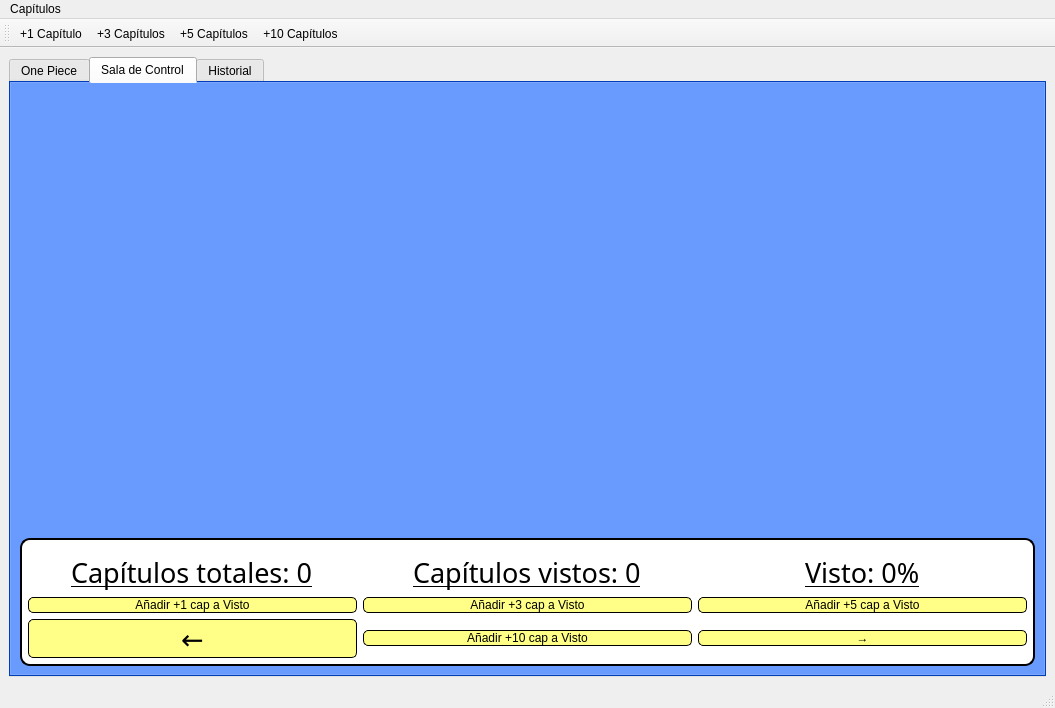
First picture: the form in Qt/prueba1.ui, repository Casta626/OnePiecePyApp, before the edit.
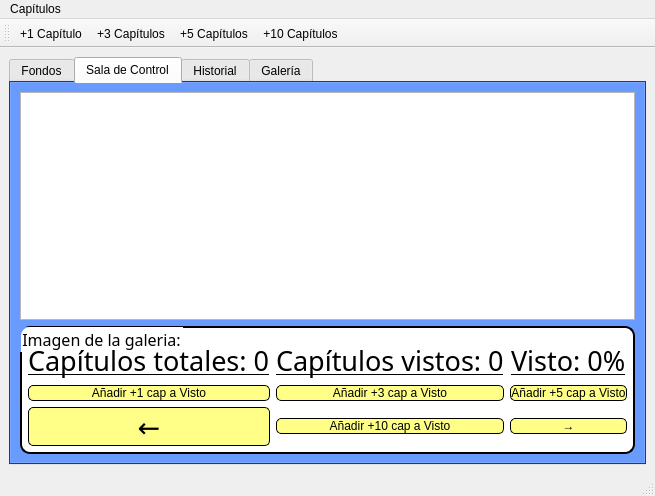
Second picture: the form after the edit. The open tabs and pages were chosen to show the change. Icons and pictures are not drawn.

Patch:
```diff
--- a/Qt/prueba1.ui
+++ b/Qt/prueba1.ui
@@ -6,8 +6,8 @@
    <rect>
     <x>0</x>
     <y>0</y>
-    <width>1055</width>
-    <height>708</height>
+    <width>630</width>
+    <height>481</height>
    </rect>
   </property>
   <property name="cursor">
@@ -56,7 +56,7 @@
       <property name="currentIndex">
        <number>2</number>
       </property>
-      <widget class="QWidget" name="main_tab">
+      <widget class="QWidget" name="Fondos">
        <property name="styleSheet">
         <string notr="true">QWidget#main_tab{
     background-image: url(:/luffy/gear5.jpg);
@@ -69,7 +69,7 @@
          <normaloff>:/logo/logoOnePiece2.png</normaloff>:/logo/logoOnePiece2.png</iconset>
        </attribute>
        <attribute name="title">
-        <string>One Piece</string>
+        <string>Fondos</string>
        </attribute>
        <layout class="QHBoxLayout" name="horizontalLayout_8"/>
       </widget>
@@ -94,76 +94,14 @@
        </attribute>
        <layout class="QVBoxLayout" name="verticalLayout">
         <item>
-         <widget class="QLabel" name="apanio">
-          <property name="text">
-           <string/>
-          </property>
-         </widget>
-        </item>
-        <item>
-         <widget class="QLabel" name="apanio_2">
-          <property name="maximumSize">
-           <size>
-            <width>400</width>
-            <height>16777215</height>
-           </size>
-          </property>
-          <property name="styleSheet">
-           <string notr="true"/>
-          </property>
-          <property name="text">
-           <string/>
-          </property>
-         </widget>
-        </item>
-        <item>
-         <widget class="QLabel" name="apanio_3">
-          <property name="text">
-           <string/>
-          </property>
-         </widget>
-        </item>
-        <item>
-         <widget class="QLabel" name="apanio_4">
-          <property name="text">
-           <string/>
-          </property>
-         </widget>
-        </item>
-        <item>
-         <widget class="QLabel" name="apanio_5">
-          <property name="text">
-           <string/>
-          </property>
-         </widget>
-        </item>
-        <item>
-         <widget class="QLabel" name="apanio_6">
-          <property name="text">
-           <string/>
-          </property>
-         </widget>
-        </item>
-        <item>
-         <widget class="QLabel" name="apanio_7">
-          <property name="text">
-           <string/>
-          </property>
-         </widget>
-        </item>
-        <item>
-         <widget class="QLabel" name="apanio_8">
-          <property name="text">
-           <string/>
-          </property>
-         </widget>
+         <widget class="QTableView" name="webEngine"/>
         </item>
         <item>
          <widget class="QGroupBox" name="gB_SC">
           <property name="font">
            <font>
             <family>Ink Free</family>
-            <pointsize>18</pointsize>
+            <pointsize>12</pointsize>
             <weight>50</weight>
             <bold>false</bold>
            </font>
@@ -176,9 +114,9 @@
 }</string>
           </property>
           <property name="title">
-           <string/>
+           <string>Imagen de la galeria:</string>
           </property>
-          <layout class="QGridLayout" name="gridLayout" rowstretch="0,0,0" rowminimumheight="0,0,0">
+          <layout class="QGridLayout" name="gridLayout" rowstretch="0,0,0">
            <property name="sizeConstraint">
             <enum>QLayout::SetDefaultConstraint</enum>
            </property>
@@ -214,6 +152,16 @@
              </property>
             </widget>
            </item>
+           <item row="1" column="1">
+            <widget class="QPushButton" name="mas3_button">
+             <property name="cursor">
+              <cursorShape>PointingHandCursor</cursorShape>
+             </property>
+             <property name="text">
+              <string>Añadir +3 cap a Visto</string>
+             </property>
+            </widget>
+           </item>
            <item row="0" column="0" alignment="Qt::AlignHCenter|Qt::AlignVCenter">
             <widget class="QLabel" name="capTotales_label">
              <property name="font">
@@ -231,6 +179,35 @@
              </property>
             </widget>
            </item>
+           <item row="2" column="0">
+            <widget class="QPushButton" name="anteriorWallpapaer_button">
+             <property name="font">
+              <font>
+               <family>Ink Free</family>
+               <pointsize>20</pointsize>
+               <weight>50</weight>
+               <italic>false</italic>
+               <bold>false</bold>
+              </font>
+             </property>
+             <property name="cursor">
+              <cursorShape>PointingHandCursor</cursorShape>
+             </property>
+             <property name="text">
+              <string>←</string>
+             </property>
+            </widget>
+           </item>
+           <item row="2" column="1">
+            <widget class="QPushButton" name="mas10_button">
+             <property name="cursor">
+              <cursorShape>PointingHandCursor</cursorShape>
+             </property>
+             <property name="text">
+              <string>Añadir +10 cap a Visto</string>
+             </property>
+            </widget>
+           </item>
            <item row="0" column="2" alignment="Qt::AlignHCenter|Qt::AlignVCenter">
             <widget class="QLabel" name="porcentajeVisto_label">
              <property name="font">
@@ -245,20 +222,6 @@
              </property>
             </widget>
            </item>
-           <item row="1" column="0">
-            <widget class="QPushButton" name="mas1_button">
-             <property name="text">
-              <string>Añadir +1 cap a Visto</string>
-             </property>
-            </widget>
-           </item>
-           <item row="1" column="1">
-            <widget class="QPushButton" name="mas3_button">
-             <property name="text">
-              <string>Añadir +3 cap a Visto</string>
-             </property>
-            </widget>
-           </item>
            <item row="1" column="2">
             <widget class="QPushButton" name="mas5_button">
              <property name="text">
@@ -266,29 +229,6 @@
              </property>
             </widget>
            </item>
-           <item row="2" column="1">
-            <widget class="QPushButton" name="mas10_button">
-             <property name="text">
-              <string>Añadir +10 cap a Visto</string>
-             </property>
-            </widget>
-           </item>
-           <item row="2" column="0">
-            <widget class="QPushButton" name="anteriorWallpapaer_button">
-             <property name="font">
-              <font>
-               <family>Ink Free</family>
-               <pointsize>20</pointsize>
-               <weight>50</weight>
-               <italic>false</italic>
-               <bold>false</bold>
-              </font>
-             </property>
-             <property name="text">
-              <string>←</string>
-             </property>
-            </widget>
-           </item>
            <item row="2" column="2">
             <widget class="QPushButton" name="posteriorWallpapaper_button">
              <property name="text">
@@ -296,6 +236,16 @@
              </property>
             </widget>
            </item>
+           <item row="1" column="0">
+            <widget class="QPushButton" name="mas1_button">
+             <property name="cursor">
+              <cursorShape>PointingHandCursor</cursorShape>
+             </property>
+             <property name="text">
+              <string>Añadir +1 cap a Visto</string>
+             </property>
+            </widget>
+           </item>
           </layout>
          </widget>
         </item>
@@ -375,6 +325,65 @@
         </item>
        </layout>
       </widget>
+      <widget class="QWidget" name="main_tab">
+       <property name="styleSheet">
+        <string notr="true">QWidget#main_tab{
+}</string>
+       </property>
+       <attribute name="icon">
+        <iconset resource="resources.qrc">
+         <normaloff>:/logo/logoOnePiece2.png</normaloff>:/logo/logoOnePiece2.png</iconset>
+       </attribute>
+       <attribute name="title">
+        <string>Galería</string>
+       </attribute>
+       <layout class="QVBoxLayout" name="verticalLayout_4">
+        <item>
+         <widget class="QLabel" name="subirIMG_label">
+          <property name="minimumSize">
+           <size>
+            <width>600</width>
+            <height>338</height>
+           </size>
+          </property>
+          <property name="maximumSize">
+           <size>
+            <width>1920</width>
+            <height>1080</height>
+           </size>
+          </property>
+          <property name="baseSize">
+           <size>
+            <width>0</width>
+            <height>0</height>
+           </size>
+          </property>
+          <property name="cursor">
+           <cursorShape>PointingHandCursor</cursorShape>
+          </property>
+          <property name="text">
+           <string/>
+          </property>
+          <property name="pixmap">
+           <pixmap resource="resources.qrc">:/luffy/imgGaleria.jpg</pixmap>
+          </property>
+          <property name="alignment">
+           <set>Qt::AlignCenter</set>
+          </property>
+         </widget>
+        </item>
+        <item>
+         <widget class="QPushButton" name="guardarIMG_button">
+          <property name="cursor">
+           <cursorShape>PointingHandCursor</cursorShape>
+          </property>
+          <property name="text">
+           <string>Guardar</string>
+          </property>
+         </widget>
+        </item>
+       </layout>
+      </widget>
      </widget>
     </item>
    </layout>
@@ -384,7 +393,7 @@
     <rect>
      <x>0</x>
      <y>0</y>
-     <width>1055</width>
+     <width>630</width>
      <height>18</height>
     </rect>
    </property>
```
Left out of the diff: 76 changed lines with no effect on the pictures.
